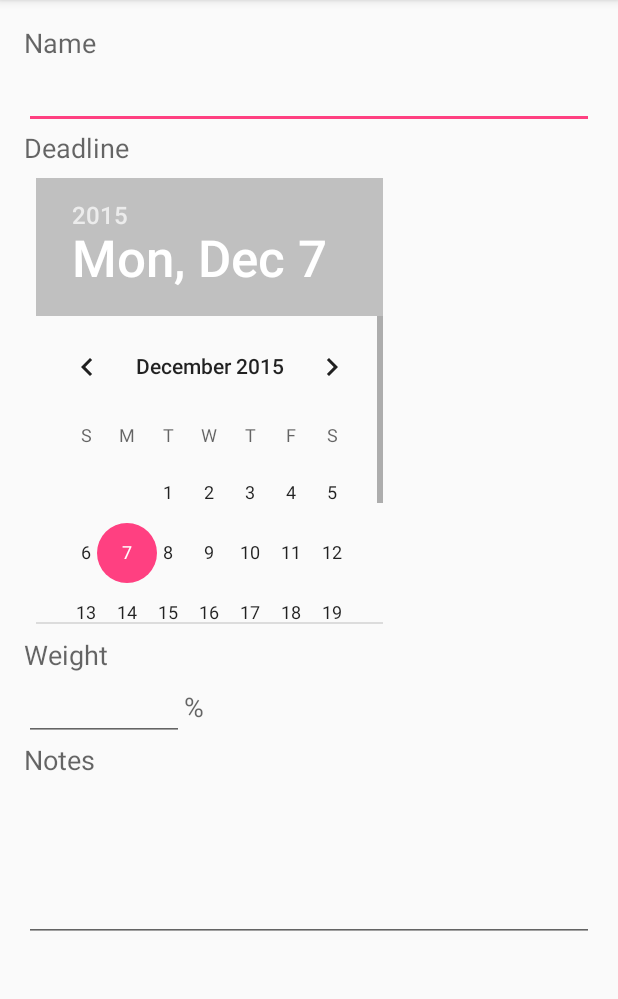
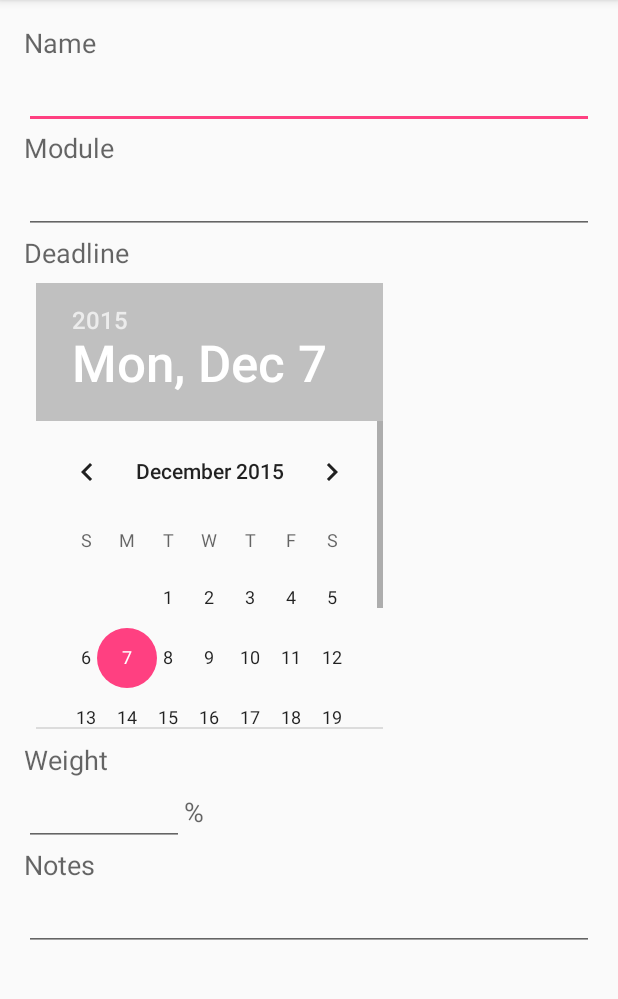
Before and after one commit to andygoldfinch/android-coursework-tracker, an Android app: the EditActivity screen opened directly, with no data from a screen before it, on a phone screen of 412 x 824 dp, the part 84-1083 px from its top. Run offline under Robolectric (Android 15) with nearby library versions, the phone set to English and light mode, and no system bars.

Commit message:
Add widgets to edit activity

```diff
--- a/app/src/main/res/layout/activity_edit.xml
+++ b/app/src/main/res/layout/activity_edit.xml
@@ -32,6 +32,18 @@
                 android:layout_height="wrap_content"
                 android:id="@+id/editTextName"
                 android:singleLine="true"/>
+
+            <TextView
+                android:layout_width="wrap_content"
+                android:layout_height="wrap_content"
+                android:textAppearance="?android:attr/textAppearanceMedium"
+                android:text="@string/label_module"
+                android:id="@+id/textViewModule" />
+
+            <EditText
+                android:layout_width="fill_parent"
+                android:layout_height="wrap_content"
+                android:id="@+id/editTextModule" />
 
             <TextView
                 android:layout_width="wrap_content"
@@ -87,8 +99,7 @@
                 android:layout_height="wrap_content"
                 android:inputType="textMultiLine"
                 android:ems="10"
-                android:id="@+id/editTextNotes"
-                android:lines ="4"/>
+                android:id="@+id/editTextNotes"/>
 
         </LinearLayout>
     </ScrollView>
--- a/app/src/main/res/values/strings.xml
+++ b/app/src/main/res/values/strings.xml
@@ -2,6 +2,7 @@
     <string name="app_name">Coursework Tracker</string>
     <string name="button_add">Add/Edit</string>
     <string name="label_name">Name</string>
+    <string name="label_module">Module</string>
     <string name="label_deadline">Deadline</string>
     <string name="label_weight">Weight</string>
     <string name="label_percent">%</string>
```
